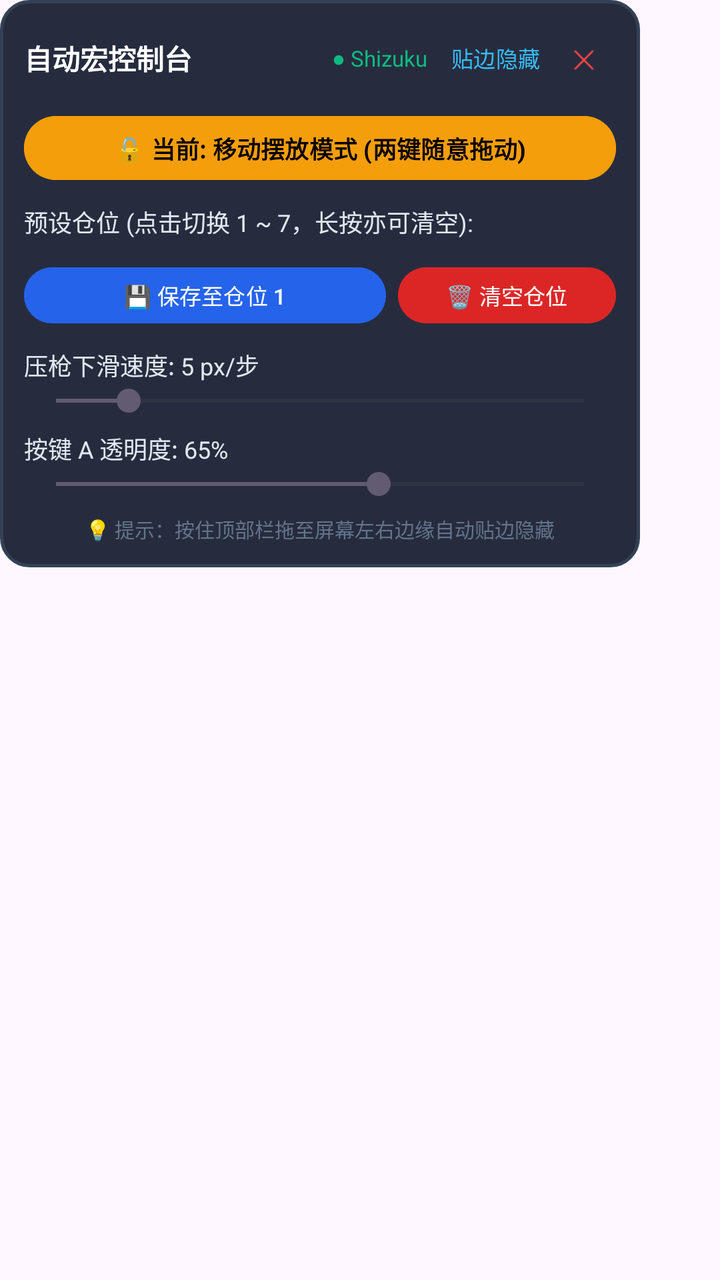
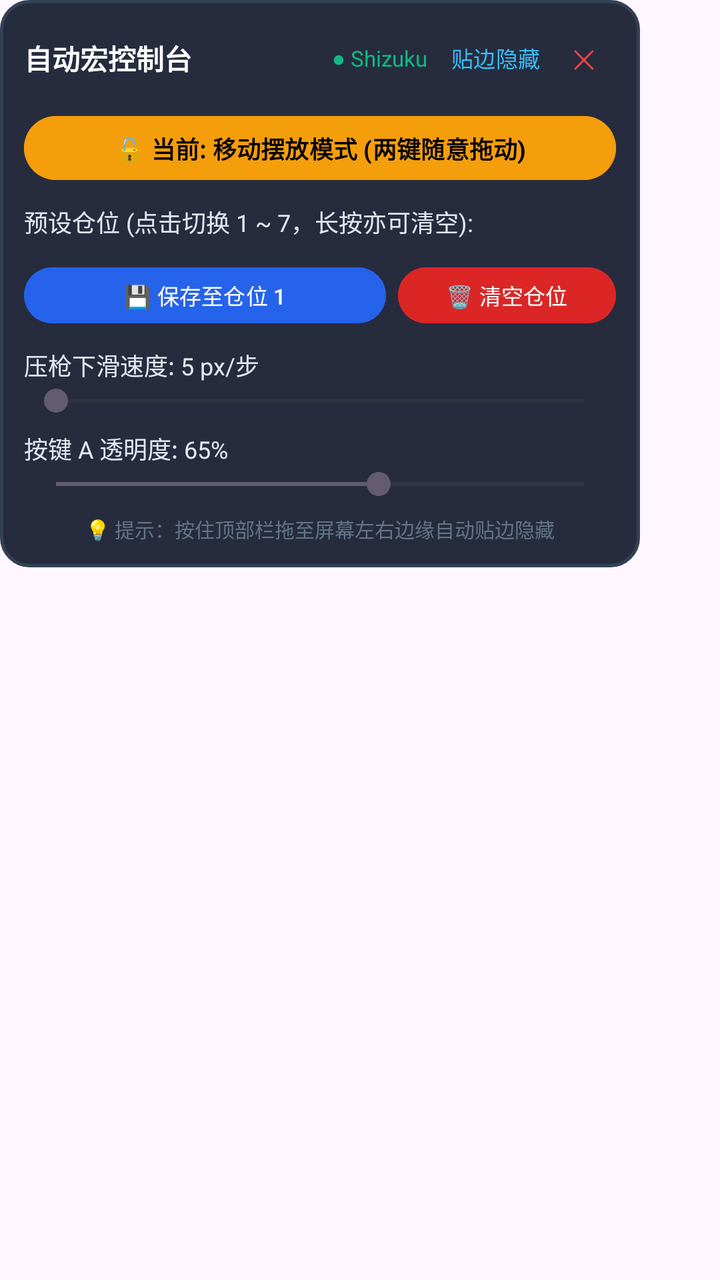

Compare the two renders of this Android layout. The source of the first and the diff that turns it into the second are given below.
<!-- AndroidManifest.xml: application theme Theme.AutoMacro -->
<!-- res/layout/layout_floating_control.xml -->
<?xml version="1.0" encoding="utf-8"?>
<FrameLayout xmlns:android="http://schemas.android.com/apk/res/android"
    android:layout_width="wrap_content"
    android:layout_height="wrap_content">

    
    <LinearLayout
        android:id="@+id/layoutEdgeDock"
        android:layout_width="18dp"
        android:layout_height="42dp"
        android:background="@drawable/bg_edge_dock"
        android:gravity="center"
        android:orientation="vertical"
        android:visibility="gone">

        <TextView
            android:id="@+id/tvDockIcon"
            android:layout_width="wrap_content"
            android:layout_height="wrap_content"
            android:text="◀"
            android:textColor="#93C5FD"
            android:textSize="10sp" />
    </LinearLayout>

    
    <LinearLayout
        android:id="@+id/layoutExpanded"
        android:layout_width="320dp"
        android:layout_height="wrap_content"
        android:background="@drawable/bg_control_panel"
        android:orientation="vertical"
        android:padding="12dp">

        
        <LinearLayout
            android:id="@+id/layoutHeader"
            android:layout_width="match_parent"
            android:layout_height="wrap_content"
            android:gravity="center_vertical"
            android:orientation="horizontal">

            <TextView
                android:id="@+id/tvTitle"
                android:layout_width="0dp"
                android:layout_height="wrap_content"
                android:layout_weight="1"
                android:text="自动宏控制台"
                android:textColor="#FFFFFF"
                android:textSize="14sp"
                android:textStyle="bold" />

            <TextView
                android:id="@+id/tvStatusDot"
                android:layout_width="wrap_content"
                android:layout_height="wrap_content"
                android:layout_marginEnd="6dp"
                android:text="● Shizuku"
                android:textColor="#10B981"
                android:textSize="11sp" />

            
            <Button
                android:id="@+id/btnDockEdge"
                style="@style/Widget.Material3.Button.TextButton"
                android:layout_width="wrap_content"
                android:layout_height="34dp"
                android:minWidth="0dp"
                android:paddingHorizontal="6dp"
                android:paddingVertical="0dp"
                android:text="贴边隐藏"
                android:textColor="#38BDF8"
                android:textSize="11sp" />

            
            <Button
                android:id="@+id/btnClose"
                style="@style/Widget.Material3.Button.TextButton"
                android:layout_width="32dp"
                android:layout_height="34dp"
                android:minWidth="0dp"
                android:padding="0dp"
                android:text="✕"
                android:textColor="#EF4444"
                android:textSize="13sp" />
        </LinearLayout>

        
        <Button
            android:id="@+id/btnModeSwitch"
            android:layout_width="match_parent"
            android:layout_height="40dp"
            android:layout_marginTop="8dp"
            android:backgroundTint="#F59E0B"
            android:text="🔓 当前: 移动摆放模式 (两键随意拖动)"
            android:textColor="#000000"
            android:textSize="12sp"
            android:textStyle="bold" />

        
        <TextView
            android:id="@+id/tvSlotHeader"
            android:layout_width="wrap_content"
            android:layout_height="wrap_content"
            android:layout_marginTop="8dp"
            android:text="预设仓位 (点击切换 1 ~ 7，长按亦可清空):"
            android:textColor="#E2E8F0"
            android:textSize="12sp" />

        <HorizontalScrollView
            android:layout_width="match_parent"
            android:layout_height="wrap_content"
            android:layout_marginTop="4dp"
            android:scrollbars="none">

            <LinearLayout
                android:id="@+id/layoutSlotsContainer"
                android:layout_width="wrap_content"
                android:layout_height="wrap_content"
                android:orientation="horizontal" />
        </HorizontalScrollView>

        
        <LinearLayout
            android:layout_width="match_parent"
            android:layout_height="wrap_content"
            android:layout_marginTop="6dp"
            android:orientation="horizontal">

            <Button
                android:id="@+id/btnSavePreset"
                android:layout_width="0dp"
                android:layout_height="36dp"
                android:layout_weight="1"
                android:backgroundTint="#2563EB"
                android:text="💾 保存至仓位 1"
                android:textColor="#FFFFFF"
                android:textSize="11sp" />

            <Button
                android:id="@+id/btnClearPreset"
                android:layout_width="wrap_content"
                android:layout_height="36dp"
                android:layout_marginStart="6dp"
                android:backgroundTint="#DC2626"
                android:text="🗑️ 清空仓位"
                android:textColor="#FFFFFF"
                android:textSize="11sp" />
        </LinearLayout>

        
        <LinearLayout
            android:layout_width="match_parent"
            android:layout_height="wrap_content"
            android:layout_marginTop="8dp"
            android:orientation="vertical">

            <TextView
                android:id="@+id/tvSpeedLabel"
                android:layout_width="wrap_content"
                android:layout_height="wrap_content"
                android:text="压枪下滑速度: 5 px/步"
                android:textColor="#E2E8F0"
                android:textSize="12sp" />

            <SeekBar
                android:id="@+id/sbSpeed"
                android:layout_width="match_parent"
                android:layout_height="wrap_content"
                android:max="30"
                android:min="1"
                android:progress="5" />
        </LinearLayout>

        
        <LinearLayout
            android:layout_width="match_parent"
            android:layout_height="wrap_content"
            android:layout_marginTop="6dp"
            android:orientation="vertical">

            <TextView
                android:id="@+id/tvAlphaLabel"
                android:layout_width="wrap_content"
                android:layout_height="wrap_content"
                android:text="按键 A 透明度: 65%"
                android:textColor="#E2E8F0"
                android:textSize="12sp" />

            <SeekBar
                android:id="@+id/sbAlpha"
                android:layout_width="match_parent"
                android:layout_height="wrap_content"
                android:max="100"
                android:min="10"
                android:progress="65" />
        </LinearLayout>

        <TextView
            android:layout_width="match_parent"
            android:layout_height="wrap_content"
            android:layout_marginTop="6dp"
            android:gravity="center"
            android:text="💡 提示：按住顶部栏拖至屏幕左右边缘自动贴边隐藏"
            android:textColor="#64748B"
            android:textSize="10sp" />

    </LinearLayout>

</FrameLayout>
<!-- resources referenced by this layout -->
<resources>
  <!-- drawable bg_control_panel (drawable) -->
  <?xml version="1.0" encoding="utf-8"?>
  <shape xmlns:android="http://schemas.android.com/apk/res/android"
      android:shape="rectangle">
      <solid android:color="#E60F172A" />
      <corners android:radius="14dp" />
      <stroke
          android:width="1.5dp"
          android:color="#334155" />
  </shape>
  <!-- drawable bg_edge_dock (drawable) -->
  <?xml version="1.0" encoding="utf-8"?>
  <shape xmlns:android="http://schemas.android.com/apk/res/android"
      android:shape="rectangle">
      <solid android:color="#991E293B" />
      <corners android:radius="8dp" />
      <stroke
          android:width="1dp"
          android:color="#60A5FA" />
  </shape>
  <style name="Theme.AutoMacro" parent="Theme.Material3.DayNight.NoActionBar">
          <item name="colorPrimary">@color/primary</item>
          <item name="android:statusBarColor">@color/background</item>
          <item name="android:navigationBarColor">@color/background</item>
      </style>
  <color name="primary">#2563EB</color>
  <color name="background">#0F172A</color>
</resources>

<!-- the commit's change to res/layout/layout_floating_control.xml (unified diff, before → after) -->
@@ -167,8 +167,8 @@
                 android:layout_width="match_parent"
                 android:layout_height="wrap_content"
                 android:max="30"
-                android:min="1"
-                android:progress="5" />
+                android:min="0"
+                android:progress="0" />
         </LinearLayout>
 
         
